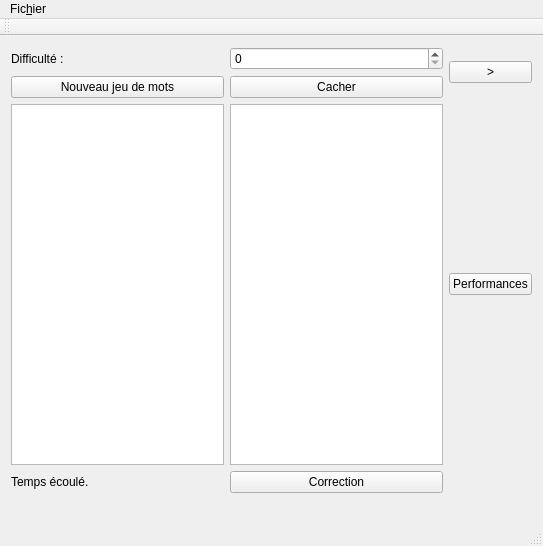
Qt form memoire.ui (esauvage/ExoMemoire) before a commit.
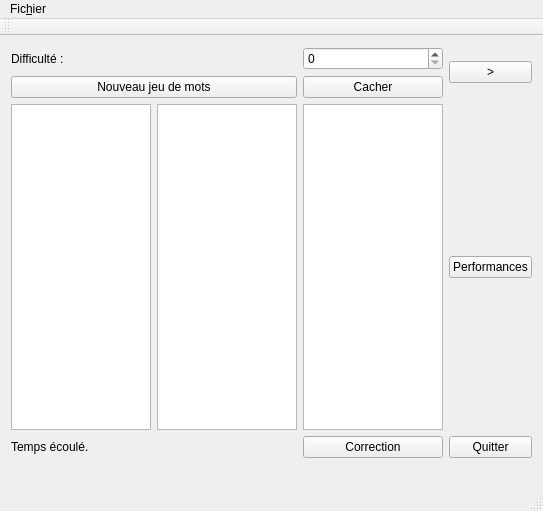
The same form after that commit.

Commit message: Ajout d'une aide et de la possibilité de répondre dans le désordre.

```diff
--- a/memoire.ui
+++ b/memoire.ui
@@ -7,7 +7,7 @@
     <x>0</x>
     <y>0</y>
     <width>543</width>
-    <height>546</height>
+    <height>511</height>
    </rect>
   </property>
   <property name="windowTitle">
@@ -15,71 +15,81 @@
   </property>
   <widget class="QWidget" name="centralWidget">
    <layout class="QGridLayout" name="gridLayout">
-    <item row="2" column="1">
+    <item row="4" column="2">
+     <widget class="QPushButton" name="btnCorrection">
+      <property name="text">
+       <string>Correction</string>
+      </property>
+     </widget>
+    </item>
+    <item row="3" column="2">
+     <widget class="QListWidget" name="lstLearned"/>
+    </item>
+    <item row="4" column="3">
+     <widget class="QPushButton" name="btnQuit">
+      <property name="text">
+       <string>Quitter</string>
+      </property>
+     </widget>
+    </item>
+    <item row="3" column="1">
+     <widget class="QListWidget" name="lstToLearn"/>
+    </item>
+    <item row="3" column="3">
+     <widget class="QPushButton" name="btnPerfs">
+      <property name="text">
+       <string>Performances</string>
+      </property>
+     </widget>
+    </item>
+    <item row="1" column="2">
+     <widget class="QSpinBox" name="bxDifficulte"/>
+    </item>
+    <item row="1" column="3" rowspan="2">
+     <widget class="QPushButton" name="btnNext">
+      <property name="text">
+       <string>&gt;</string>
+      </property>
+     </widget>
+    </item>
+    <item row="2" column="2">
      <widget class="QPushButton" name="btnRestitution">
       <property name="text">
        <string>Cacher</string>
       </property>
      </widget>
     </item>
-    <item row="2" column="0">
+    <item row="1" column="0" colspan="2">
+     <widget class="QLabel" name="label">
+      <property name="text">
+       <string>Difficulté :</string>
+      </property>
+     </widget>
+    </item>
+    <item row="2" column="0" colspan="2">
      <widget class="QPushButton" name="btnNouveau">
       <property name="text">
        <string>Nouveau jeu de mots</string>
       </property>
      </widget>
     </item>
-    <item row="3" column="1">
-     <widget class="QListWidget" name="lstLearned"/>
-    </item>
-    <item row="3" column="0">
-     <widget class="QListWidget" name="lstToLearn"/>
-    </item>
-    <item row="4" column="0">
+    <item row="4" column="0" colspan="2">
      <widget class="QLabel" name="lblChrono">
       <property name="text">
        <string>Temps écoulé.</string>
       </property>
      </widget>
     </item>
-    <item row="5" column="0" colspan="2">
+    <item row="3" column="0">
+     <widget class="QListWidget" name="lstAide"/>
+    </item>
+    <item row="5" column="0" colspan="4">
      <widget class="QLabel" name="lblResultats">
       <property name="text">
        <string/>
       </property>
      </widget>
     </item>
-    <item row="4" column="1">
-     <widget class="QPushButton" name="btnCorrection">
-      <property name="text">
-       <string>Correction</string>
-      </property>
-     </widget>
-    </item>
-    <item row="1" column="1">
-     <widget class="QSpinBox" name="bxDifficulte"/>
-    </item>
-    <item row="1" column="0">
-     <widget class="QLabel" name="label">
-      <property name="text">
-       <string>Difficulté :</string>
-      </property>
-     </widget>
-    </item>
-    <item row="1" column="2" rowspan="2">
-     <widget class="QPushButton" name="btnNext">
-      <property name="text">
-       <string>&gt;</string>
-      </property>
-     </widget>
-    </item>
-    <item row="3" column="2">
-     <widget class="QPushButton" name="btnPerfs">
-      <property name="text">
-       <string>Performances</string>
-      </property>
-     </widget>
-    </item>
    </layout>
   </widget>
   <widget class="QMenuBar" name="menuBar">
```
Left out of the diff: 6 changed lines with no effect on the pictures. The commit also changes 2 other files.
